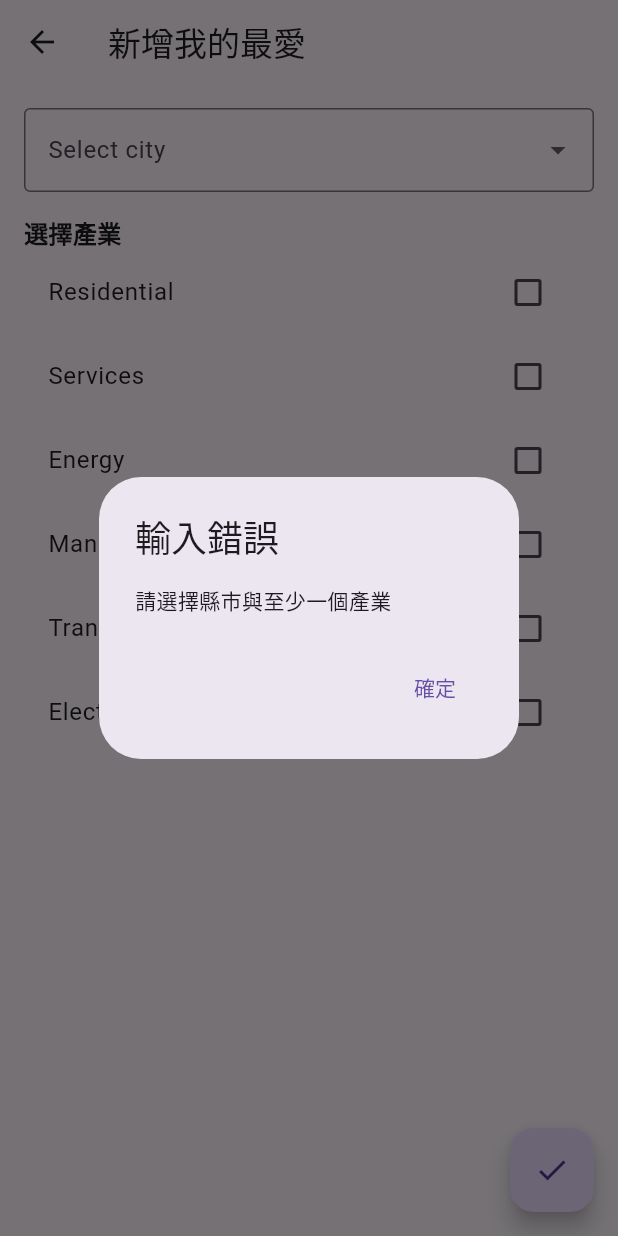
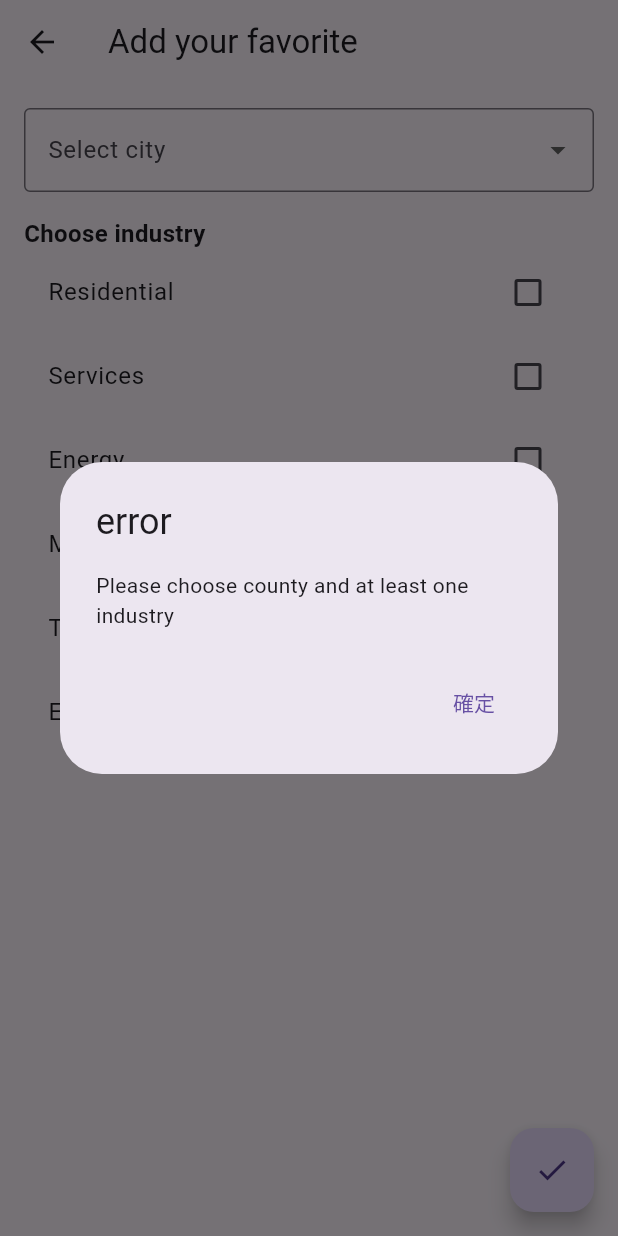
Before and after one commit to HowHaoChih/Carbon_APP_Fonted, a Flutter app: the AddFavoritePage screen opened directly, after a tap on the "check" icon, on a phone screen of 412 x 824 dp. Run offline on Flutter 3.47's test engine with Material 3 defaults, Android fonts, the phone set to English and light mode, and no system bars; our stand-ins replace fl_chart, flutter_map, hive, hive_flutter, latlong2; accounts and stored records are empty; generated files the repository leaves out were written again.

Commit message:
Favorite localization
favorite localization complete

```diff
--- a/lib/l10n/app_en.arb
+++ b/lib/l10n/app_en.arb
@@ -14,10 +14,10 @@
     "department_chart": "Department Pie Chart",
     "about": "About",
     "residential": "Residential",
-    "services": "Services   ",
-    "energy": "Energy     ",
-    "manufacturing": "Manufact.  ",
-    "transportation": "Transport. ",
+    "services": "Services",
+    "energy": "Energy",
+    "manufacturing": "Manufacturing",
+    "transportation": "Transportation",
     "electricity": "Electricity",
     "select_city": "Select city",
     "select_year": "Select Year",
@@ -49,5 +49,18 @@
     "lienchiang_county": "Lienchiang County",
     "kinmen_county": "Kinmen County",
     "yunlin_county": "Yunlin County",
-    "kaohsiung_city": "Kaohsiung City"
+    "kaohsiung_city": "Kaohsiung City",
+    "favorites_title": "My Favorites",
+    "no_favorites_message": "No favorites added yet. Tap the button below to add.",
+    "city_label": "City",
+    "industry_label": "Industry",
+    "action_prompt": "Choose an Action",
+    "choose_action_message": "Select the action you want to perform",
+    "navigate_action": "Navigate",
+    "delete_action": "Delete",
+    "add_favorite_tooltip": "Add to Favorites",
+    "least_choose":"Please choose county and at least one industry",
+    "error":"error",
+    "add_favorite":"Add your favorite",
+    "choose_industry":"Choose industry"
 }
--- a/lib/l10n/app_zh.arb
+++ b/lib/l10n/app_zh.arb
@@ -14,9 +14,9 @@
     "department_chart": "Department Pie Chart",
     "about": "關於",
     "residential": "住宅部門",
-    "services": "服務業　",
+    "services": "服務業",
     "energy": "能源部門",
-    "manufacturing": "製造業　",
+    "manufacturing": "製造業",
     "transportation": "交通運輸",
     "electricity": "電力部門",
     "select_city": "選擇縣市",
@@ -49,5 +49,18 @@
     "lienchiang_county": "連江縣",
     "kinmen_county": "金門縣",
     "yunlin_county": "雲林縣",
-    "kaohsiung_city": "高雄市"
+    "kaohsiung_city": "高雄市",
+    "favorites_title": "我的最愛",
+    "no_favorites_message": "尚未建立我的最愛，按下下方按鈕新增。",
+    "city_label": "縣市",
+    "industry_label": "產業",
+    "action_prompt": "選擇操作",
+    "choose_action_message": "請選擇要執行的操作",
+    "navigate_action": "跳轉",
+    "delete_action": "刪除",
+    "add_favorite_tooltip": "新增到我的最愛",
+    "least_choose":"請選擇縣市與至少一個產業",
+    "error":"錯誤",
+    "add_favorite":"新增我的最愛",
+    "choose_industry":"選擇產業"
 }
--- a/lib/screens/add_favorite.dart
+++ b/lib/screens/add_favorite.dart
@@ -40,8 +40,8 @@ class _AddFavoritePageState extends State<AddFavoritePage> {
           context: context,
           builder: (BuildContext context) {
             return AlertDialog(
-              title: Text("輸入錯誤"),
-              content: Text("請選擇縣市與至少一個產業"),
+              title: Text(context.l10n.error),
+              content: Text(context.l10n.least_choose),
               actions: [
                 TextButton(
                   onPressed: () {
@@ -56,7 +56,49 @@ class _AddFavoritePageState extends State<AddFavoritePage> {
         return;
       }
 
-      final newFavorite = {"縣市": selectedCity, "產業": selectedIndustries};
+      // 產業對應翻譯映射
+      final Map<String, String> industryTranslations = {
+        "Residential": "context.l10n.residential",
+        "Services": "context.l10n.services",
+        "Energy": "context.l10n.energy",
+        "Manufacturing": "context.l10n.manufacturing",
+        "Transportation": "context.l10n.transportation",
+        "Electricity": "context.l10n.electricity",
+      };
+
+      // 使用 context.l10n 格式產業名稱作為存儲格式
+      final translatedIndustries = selectedIndustries.map((industry) {
+        return industryTranslations[industry]!; // 確保統一儲存為 context.l10n 格式
+      }).toList();
+
+      final cityTranslations = {
+        context.l10n.taipei_city: "context.l10n.taipei_city",
+        context.l10n.new_taipei_city: "context.l10n.new_taipei_city",
+        context.l10n.taoyuan_city: "context.l10n.taoyuan_city",
+        context.l10n.taizhong_city: "context.l10n.taizhong_city",
+        context.l10n.tainan_city: "context.l10n.tainan_city",
+        context.l10n.kaohsiung_city: "context.l10n.kaohsiung_city",
+        context.l10n.hsinchu_city: "context.l10n.hsinchu_city",
+        context.l10n.hsinchu_county: "context.l10n.hsinchu_county",
+        context.l10n.miaoli_county: "context.l10n.miaoli_county",
+        context.l10n.changhua_county: "context.l10n.changhua_county",
+        context.l10n.nantou_county: "context.l10n.nantou_county",
+        context.l10n.yunlin_county: "context.l10n.yunlin_county",
+        context.l10n.chiayi_city: "context.l10n.chiayi_city",
+        context.l10n.chiayi_county: "context.l10n.chiayi_county",
+        context.l10n.pingtung_county: "context.l10n.pingtung_county",
+        context.l10n.yilan_county: "context.l10n.yilan_county",
+        context.l10n.hualien_county: "context.l10n.hualien_county",
+        context.l10n.taitung_county: "context.l10n.taitung_county",
+        context.l10n.penghu_county: "context.l10n.penghu_county",
+        context.l10n.kinmen_county: "context.l10n.kinmen_county",
+        context.l10n.lienchiang_county: "context.l10n.lienchiang_county",
+        context.l10n.keelung_city: "context.l10n.keelung_city",
+      };
+
+      final translatedCity = cityTranslations[selectedCity] ?? selectedCity;
+
+      final newFavorite = {"縣市": translatedCity, "產業": translatedIndustries};
 
       final file = await _getFavoriteFile();
       List<dynamic> currentFavorites = [];
@@ -75,9 +117,6 @@ class _AddFavoritePageState extends State<AddFavoritePage> {
     }
   }
 
-  // 縣市列表
-  late List<String> cities = CityUtils.getCountiesWithNation(context);
-
   @override
   Widget build(BuildContext context) {
     final l10n = context.l10n; // 獲取 l10n 實例
@@ -92,8 +131,10 @@ class _AddFavoritePageState extends State<AddFavoritePage> {
       "Electricity": l10n.electricity,
     };
 
+    final cities = CityUtils.getCountiesWithNation(context);
+
     return Scaffold(
-      appBar: AppBar(title: Text("新增我的最愛")),
+      appBar: AppBar(title: Text(context.l10n.add_favorite)),
       body: Padding(
         padding: const EdgeInsets.all(16.0),
         child: Column(
@@ -115,13 +156,13 @@ class _AddFavoritePageState extends State<AddFavoritePage> {
                 }
               },
               decoration: InputDecoration(
-                labelText: context.l10n.select_city,
+                labelText: l10n.select_city,
                 border: OutlineInputBorder(),
               ),
               menuMaxHeight: 400, // 設置最大展開高度
             ),
             SizedBox(height: 16.0),
-            Text("選擇產業",
+            Text(context.l10n.choose_industry,
                 style: TextStyle(fontSize: 16.0, fontWeight: FontWeight.bold)),
             ...industries.map((industry) {
               return CheckboxListTile(
--- a/lib/screens/favorite_page.dart
+++ b/lib/screens/favorite_page.dart
@@ -4,6 +4,8 @@ import 'package:flutter/material.dart';
 import 'package:path_provider/path_provider.dart';
 import 'add_favorite.dart';
 import 'industry_page.dart';
+import '../utils/city_utils.dart';
+import '../l10n/l10n.dart';
 
 class FavoriteScreen extends StatefulWidget {
   const FavoriteScreen({super.key});
@@ -58,25 +60,73 @@ class _FavoriteScreenState extends State<FavoriteScreen> {
 
   @override
   Widget build(BuildContext context) {
+    final l10n = context.l10n;
+
+    // 動態翻譯縣市與產業名稱
+    String translateCity(String cityKey) {
+      final cityMap = {
+        "context.l10n.taipei_city": l10n.taipei_city,
+        "context.l10n.new_taipei_city": l10n.new_taipei_city,
+        "context.l10n.taoyuan_city": l10n.taoyuan_city,
+        "context.l10n.taizhong_city": l10n.taizhong_city,
+        "context.l10n.tainan_city": l10n.tainan_city,
+        "context.l10n.kaohsiung_city": l10n.kaohsiung_city,
+        "context.l10n.hsinchu_city": l10n.hsinchu_city,
+        "context.l10n.hsinchu_county": l10n.hsinchu_county,
+        "context.l10n.miaoli_county": l10n.miaoli_county,
+        "context.l10n.changhua_county": l10n.changhua_county,
+        "context.l10n.nantou_county": l10n.nantou_county,
+        "context.l10n.yunlin_county": l10n.yunlin_county,
+        "context.l10n.chiayi_city": l10n.chiayi_city,
+        "context.l10n.chiayi_county": l10n.chiayi_county,
+        "context.l10n.pingtung_county": l10n.pingtung_county,
+        "context.l10n.yilan_county": l10n.yilan_county,
+        "context.l10n.hualien_county": l10n.hualien_county,
+        "context.l10n.taitung_county": l10n.taitung_county,
+        "context.l10n.penghu_county": l10n.penghu_county,
+        "context.l10n.kinmen_county": l10n.kinmen_county,
+        "context.l10n.lienchiang_county": l10n.lienchiang_county,
+        "context.l10n.keelung_city": l10n.keelung_city,
+      };
+      return cityMap[cityKey] ?? cityKey;
+    }
+
+    String translateIndustry(String industryKey) {
+      final industryMap = {
+        "context.l10n.residential": l10n.residential,
+        "context.l10n.services": l10n.services,
+        "context.l10n.energy": l10n.energy,
+        "context.l10n.manufacturing": l10n.manufacturing,
+        "context.l10n.transportation": l10n.transportation,
+        "context.l10n.electricity": l10n.electricity,
+      };
+      return industryMap[industryKey] ?? industryKey;
+    }
+
     return Scaffold(
-      appBar: AppBar(title: Text("我的最愛")),
+      appBar: AppBar(title: Text(l10n.favorites_title)),
       body: favorites.isEmpty
-          ? Center(child: Text("尚未建立我的最愛，按下右下角按鈕新增"))
+          ? Center(child: Text(l10n.no_favorites_message))
           : ListView.builder(
         itemCount: favorites.length,
         itemBuilder: (context, index) {
           final favorite = favorites[index];
+          final translatedCity = translateCity(favorite['縣市']);
+          final translatedIndustries = (favorite['產業'] as List)
+              .map((industry) => translateIndustry(industry))
+              .join(', ');
+
           return Card(
             margin: EdgeInsets.all(8.0),
             child: ListTile(
-              title: Text("縣市: ${favorite['縣市']}"),
-              subtitle: Text("產業: ${(favorite['產業'] as List).join(', ')}"),
+              title: Text("${l10n.city_label}: $translatedCity"),
+              subtitle: Text("${l10n.industry_label}: $translatedIndustries"),
               onTap: () {
                 showDialog(
                   context: context,
                   builder: (context) => AlertDialog(
-                    title: Text("選擇操作"),
-                    content: Text("請選擇要執行的操作"),
+                    title: Text(l10n.action_prompt),
+                    content: Text(l10n.choose_action_message),
                     actions: [
                       TextButton(
                         onPressed: () {
@@ -91,14 +141,14 @@ class _FavoriteScreenState extends State<FavoriteScreen> {
                             ),
                           );
                         },
-                        child: Text("跳轉至指定頁面"),
+                        child: Text(l10n.navigate_action),
                       ),
                       TextButton(
                         onPressed: () async {
                           Navigator.pop(context);
                           await deleteFavorite(index);
                         },
-                        child: Text("刪除最愛"),
+                        child: Text(l10n.delete_action),
                       ),
                     ],
                   ),
@@ -116,7 +166,7 @@ class _FavoriteScreenState extends State<FavoriteScreen> {
           );
           loadFavorites();
         },
-        tooltip: "新增我的最愛",
+        tooltip: l10n.add_favorite_tooltip,
         child: const Icon(Icons.add),
       ),
     );
--- a/lib/screens/industry_page.dart
+++ b/lib/screens/industry_page.dart
@@ -28,33 +28,68 @@ class _IndustryViewScreenState extends State<IndustryViewScreen> {
   // 縣市列表
   late List<String> cities;
 
-  Set<String> selectedDepartments = DepartmentUtils.getAllDepartments().toSet();
+  Set<String> selectedDepartments = {};
 
   @override
   void didChangeDependencies() {
     super.didChangeDependencies();
-    // 在此時初始化 cities 並設定預設選中的城市
+
+    // 初始化城市列表和選中的城市
     cities = CityUtils.getCountiesWithNation(context);
-    selectedCity = widget.initialCity ?? cities.first; // 預設選中第一個城市
+
+    final cityMap = {
+      "context.l10n.taipei_city": context.l10n.taipei_city,
+      "context.l10n.new_taipei_city": context.l10n.new_taipei_city,
+      "context.l10n.taoyuan_city": context.l10n.taoyuan_city,
+      "context.l10n.taizhong_city": context.l10n.taizhong_city,
+      "context.l10n.tainan_city": context.l10n.tainan_city,
+      "context.l10n.kaohsiung_city": context.l10n.kaohsiung_city,
+      "context.l10n.hsinchu_city": context.l10n.hsinchu_city,
+      "context.l10n.hsinchu_county": context.l10n.hsinchu_county,
+      "context.l10n.miaoli_county": context.l10n.miaoli_county,
+      "context.l10n.changhua_county": context.l10n.changhua_county,
+      "context.l10n.nantou_county": context.l10n.nantou_county,
+      "context.l10n.yunlin_county": context.l10n.yunlin_county,
+      "context.l10n.chiayi_city": context.l10n.chiayi_city,
+      "context.l10n.chiayi_county": context.l10n.chiayi_county,
+      "context.l10n.pingtung_county": context.l10n.pingtung_county,
+      "context.l10n.yilan_county": context.l10n.yilan_county,
+      "context.l10n.hualien_county": context.l10n.hualien_county,
+      "context.l10n.taitung_county": context.l10n.taitung_county,
+      "context.l10n.penghu_county": context.l10n.penghu_county,
+      "context.l10n.kinmen_county": context.l10n.kinmen_county,
+      "context.l10n.lienchiang_county": context.l10n.lienchiang_county,
+      "context.l10n.keelung_city": context.l10n.keelung_city,
+    };
+
+    selectedCity = cityMap[widget.initialCity] ?? cities.first;
+
+    // 處理產業名稱從原始資料轉換為顯示名稱
     if (widget.initialIndustries != null) {
-      selectedDepartments = widget.initialIndustries!.toSet();
+      final industryMap = {
+        "context.l10n.residential": "Residential",
+        "context.l10n.services": "Services",
+        "context.l10n.energy": "Energy",
+        "context.l10n.manufacturing": "Manufacturing",
+        "context.l10n.transportation": "Transportation",
+        "context.l10n.electricity": "Electricity",
+      };
+
+      selectedDepartments = widget.initialIndustries!
+          .map((industryKey) => industryMap[industryKey] ?? industryKey)
+          .toSet();
     } else {
       selectedDepartments = allDepartments.toSet();
     }
   }
 
-  // 選中的產業
-
-
   @override
   Widget build(BuildContext context) {
-    // 將產業列表分為 2 行
-    final isDarkMode = Theme.of(context).brightness == Brightness.dark; // 判斷是否為黑暗模式
-    final departmentList = allDepartments;
-    final firstRow =
-        departmentList.sublist(0, (departmentList.length / 2).ceil());
-    final secondRow =
-        departmentList.sublist((departmentList.length / 2).ceil());
+    final isDarkMode = Theme.of(context).brightness == Brightness.dark;
+
+    // 將產業列表分為兩行
+    final firstRow = allDepartments.sublist(0, (allDepartments.length / 2).ceil());
+    final secondRow = allDepartments.sublist((allDepartments.length / 2).ceil());
 
     return Scaffold(
       appBar: AppBar(
@@ -62,7 +97,8 @@ class _IndustryViewScreenState extends State<IndustryViewScreen> {
       ),
       body: Column(
         children: [
-          const SizedBox(height: 16), // 增加間距
+          const SizedBox(height: 16),
+
           // 縣市選擇器
           Padding(
             padding: const EdgeInsets.symmetric(horizontal: 16),
@@ -77,7 +113,7 @@ class _IndustryViewScreenState extends State<IndustryViewScreen> {
               onChanged: (value) {
                 if (value != null) {
                   setState(() {
-                    selectedCity = value; // 更新選中的縣市
+                    selectedCity = value;
                   });
                 }
               },
@@ -85,10 +121,12 @@ class _IndustryViewScreenState extends State<IndustryViewScreen> {
                 labelText: context.l10n.select_city,
                 border: OutlineInputBorder(),
               ),
-              menuMaxHeight: 400, // 設置最大展開高度
+              menuMaxHeight: 400,
             ),
           ),
-          const SizedBox(height: 16), // 增加間距
+
+          const SizedBox(height: 16),
+
           // 產業篩選器
           Column(
             children: [
@@ -106,40 +144,40 @@ class _IndustryViewScreenState extends State<IndustryViewScreen> {
                       onSelected: (selected) {
                         setState(() {
                           if (selected) {
-                            selectedDepartments = Set.from(selectedDepartments)
-                              ..add(department);
+                            selectedDepartments.add(department);
                           } else {
-                            selectedDepartments = Set.from(selectedDepartments)
-                              ..remove(department);
+                            selectedDepartments.remove(department);
                           }
                         });
                       },
                       backgroundColor: isDarkMode
-                          ? Colors.black.withOpacity(0.1) // 暗色模式下的空心背景
-                          : Colors.white.withOpacity(0.9), // 亮色模式下的空心背景
+                          ? Colors.black.withOpacity(0.1)
+                          : Colors.white.withOpacity(0.9),
                       selectedColor: DepartmentUtils.getDepartmentColor(
                         department,
                         isDarkMode: isDarkMode,
-                      ).withOpacity(1.0), // 選中時的背景色
+                      ).withOpacity(1.0),
                       side: BorderSide(
                         color: DepartmentUtils.getDepartmentColor(
                           department,
                           isDarkMode: isDarkMode,
                         ),
-                        width: 2.0, // 邊框寬度
+                        width: 2.0,
                       ),
                       labelStyle: TextStyle(
                         color: selectedDepartments.contains(department)
-                          ? Colors.black // 選中時字體顏色為黑色
-                          : (isDarkMode ? Colors.white : Colors.black), // 未選中時依據模式設定
+                            ? Colors.black
+                            : (isDarkMode ? Colors.white : Colors.black),
                         fontSize: 14,
                       ),
-                      checkmarkColor: Colors.black, // 勾勾的顏色設置為黑色
+                      checkmarkColor: Colors.black,
                     ),
                   );
                 }).toList(),
               ),
-              const SizedBox(height: 8), // 行間距
+
+              const SizedBox(height: 8),
+
               // 第二行
               Row(
                 mainAxisAlignment: MainAxisAlignment.center,
@@ -154,53 +192,52 @@ class _IndustryViewScreenState extends State<IndustryViewScreen> {
                       onSelected: (selected) {
                         setState(() {
                           if (selected) {
-                            selectedDepartments = Set.from(selectedDepartments)
-                              ..add(department);
+                            selectedDepartments.add(department);
                           } else {
-                            selectedDepartments = Set.from(selectedDepartments)
-                              ..remove(department);
+                            selectedDepartments.remove(department);
                           }
                         });
                       },
                       backgroundColor: isDarkMode
-                          ? Colors.black.withOpacity(0.1) // 暗色模式下的空心背景
-                          : Colors.white.withOpacity(0.9), // 亮色模式下的空心背景
+                          ? Colors.black.withOpacity(0.1)
+                          : Colors.white.withOpacity(0.9),
                       selectedColor: DepartmentUtils.getDepartmentColor(
                         department,
                         isDarkMode: isDarkMode,
-                      ).withOpacity(1.0), // 選中時的背景色
+                      ).withOpacity(1.0),
                       side: BorderSide(
                         color: DepartmentUtils.getDepartmentColor(
                           department,
                           isDarkMode: isDarkMode,
                         ),
-                        width: 2.0, // 邊框寬度
+                        width: 2.0,
                       ),
                       labelStyle: TextStyle(
                         color: selectedDepartments.contains(department)
-                          ? Colors.black // 選中時字體顏色為黑色
-                          : (isDarkMode ? Colors.white : Colors.black), // 未選中時依據模式設定
+                            ? Colors.black
+                            : (isDarkMode ? Colors.white : Colors.black),
                         fontSize: 14,
                       ),
-                      checkmarkColor: Colors.black, // 勾勾的顏色設置為黑色
+                      checkmarkColor: Colors.black,
                     ),
                   );
                 }).toList(),
               ),
             ],
           ),
-          const SizedBox(height: 16), // 增加間距
+
+          const SizedBox(height: 16),
+
           // 圖表展示
           SizedBox(
-            height:
-                MediaQuery.of(context).size.height * 0.4, // 將圖表高度設置為屏幕高度的 40%
+            height: MediaQuery.of(context).size.height * 0.4,
             child: Row(
               children: [
-                const SizedBox(width: 16), // 左側新增 16 像素的空白
+                const SizedBox(width: 16),
                 Expanded(
                   child: StackedBarAndLineChart(
-                    city: selectedCity, // 傳入 "Total" 或縣市名稱
-                    selectedDepartments: selectedDepartments, // 傳入選中的產業
+                    city: selectedCity,
+                    selectedDepartments: selectedDepartments,
                   ),
                 ),
               ],
```
